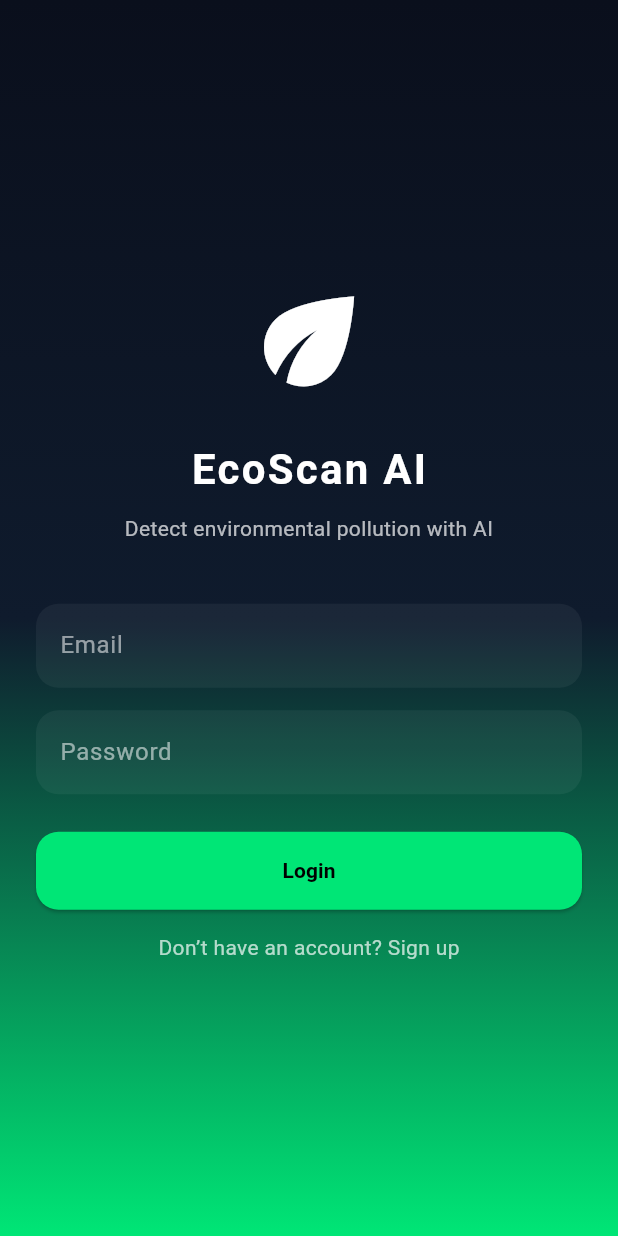
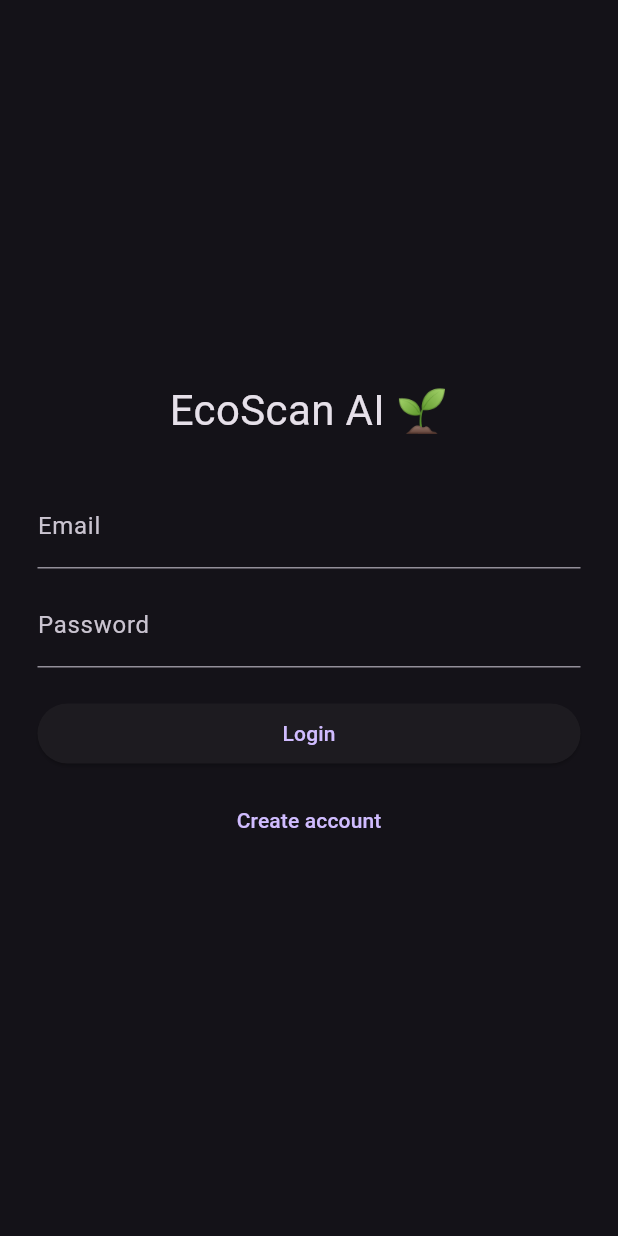
Before and after one commit to Juanp-lucero/ecoscan_IA, a Flutter app: the HomeScreen screen opened directly, item 2 of the bottom bar chosen, after a tap on the "logout" icon, on a phone screen of 412 x 824 dp. Run offline on Flutter 3.47's test engine with Material 3 defaults, Android fonts, the light colour scheme and no system bars; our stand-ins replace flutter_riverpod, geolocator, google_maps_flutter, image_picker, supabase_flutter; accounts and stored records are empty.

Commit message:
editanto inicio de sesion

```diff
--- a/lib/screens/home_screen.dart
+++ b/lib/screens/home_screen.dart
@@ -1,8 +1,9 @@
 import 'package:flutter/material.dart';
-import 'map_screen.dart';
-import 'dashboard_screen.dart';
+import '../services/auth_service.dart';
 import 'login_screen.dart';
 import 'report_screen.dart';
+import 'dashboard_screen.dart';
+import 'map_screen.dart';
 
 class HomeScreen extends StatefulWidget {
   const HomeScreen({super.key});
@@ -12,63 +13,66 @@ class HomeScreen extends StatefulWidget {
 }
 
 class _HomeScreenState extends State<HomeScreen> {
-  int index = 0;
+  int currentIndex = 0;
 
   final screens = [
+    const ReportScreen(),
     const MapScreen(),
     const DashboardScreen(),
   ];
-
-  void _goToReport() {
-    Navigator.push(
-      context,
-      MaterialPageRoute(builder: (_) => const ReportScreen()),
-    );
-  }
 
   @override
   Widget build(BuildContext context) {
     return Scaffold(
       appBar: AppBar(
         title: const Text("EcoScan AI 🌱"),
+        centerTitle: true,
+        backgroundColor: Colors.black,
         actions: [
           IconButton(
-            icon: const Icon(Icons.logout),
-            onPressed: () {
+            icon: const Icon(Icons.logout, color: Colors.greenAccent),
+            onPressed: () async {
+              await AuthService().signOut();
+
               Navigator.pushReplacement(
                 context,
-                MaterialPageRoute(
-                  builder: (_) => const LoginScreen(),
-                ),
+                MaterialPageRoute(builder: (_) => const LoginScreen()),
               );
             },
           )
         ],
       ),
-      body: screens[index],
 
-      // ✅ BOTÓN FLOTANTE
-      floatingActionButton: FloatingActionButton(
-        onPressed: _goToReport,
-        backgroundColor: const Color(0xFF00E676),
-        child: const Icon(Icons.camera_alt, color: Colors.black),
+      body: screens[currentIndex],
+
+      bottomNavigationBar: Container(
+        decoration: const BoxDecoration(
+          color: Colors.black,
+          boxShadow: [
+            BoxShadow(color: Colors.greenAccent, blurRadius: 10)
+          ],
         ),
-
-      bottomNavigationBar: BottomNavigationBar(
-        currentIndex: index,
-        onTap: (value) {
-          setState(() => index = value);
-        },
+        child: BottomNavigationBar(
+          backgroundColor: Colors.black,
+          selectedItemColor: Colors.greenAccent,
+          unselectedItemColor: Colors.grey,
+          currentIndex: currentIndex,
+          onTap: (index) => setState(() => currentIndex = index),
           items: const [
+            BottomNavigationBarItem(
+              icon: Icon(Icons.camera_alt),
+              label: "Scan",
+            ),
             BottomNavigationBarItem(
               icon: Icon(Icons.map),
               label: "Map",
             ),
             BottomNavigationBarItem(
               icon: Icon(Icons.bar_chart),
-            label: "Dashboard",
+              label: "Stats",
             ),
           ],
+        ),
       ),
     );
   }
--- a/lib/screens/login_screen.dart
+++ b/lib/screens/login_screen.dart
@@ -1,135 +1,143 @@
 import 'package:flutter/material.dart';
+import '../services/auth_service.dart';
 import 'home_screen.dart';
 
-class LoginScreen extends StatelessWidget {
+class LoginScreen extends StatefulWidget {
   const LoginScreen({super.key});
 
-  void _login(BuildContext context) {
-    Navigator.pushReplacement(
-      context,
-      MaterialPageRoute(builder: (_) => const HomeScreen()),
-    );
+  @override
+  State<LoginScreen> createState() => _LoginScreenState();
+}
+
+class _LoginScreenState extends State<LoginScreen> {
+  final emailController = TextEditingController();
+  final passwordController = TextEditingController();
+
+  final _formKey = GlobalKey<FormState>();
+
+  bool isLogin = true;
+  bool isLoading = false;
+
+  final auth = AuthService();
+
+  // 🔐 VALIDACIONES
+  String? validateEmail(String? value) {
+    if (value == null || value.isEmpty) {
+      return "Falta ingresar el email";
+    }
+    if (!value.contains("@")) {
+      return "Email inválido";
+    }
+    return null;
+  }
+
+  String? validatePassword(String? value) {
+    if (value == null || value.isEmpty) {
+      return "Falta ingresar la contraseña";
+    }
+    if (value.length < 6) {
+      return "Mínimo 6 caracteres";
+    }
+    return null;
+  }
+
+  Future<void> _submit() async {
+    // 🚨 VALIDAR FORM
+    if (!_formKey.currentState!.validate()) return;
+
+    final email = emailController.text.trim();
+    final password = passwordController.text.trim();
+
+    setState(() => isLoading = true);
+
+    try {
+      if (isLogin) {
+        await auth.signIn(email, password);
+      } else {
+        await auth.signUp(email, password);
+      }
+
+      Navigator.pushReplacement(
+        context,
+        MaterialPageRoute(builder: (_) => const HomeScreen()),
+      );
+    } catch (e) {
+      String message = "Error inesperado";
+
+      if (e.toString().contains("Invalid login credentials")) {
+        message = "Correo o contraseña incorrectos";
+      } else if (e.toString().contains("User already registered")) {
+        message = "El usuario ya existe";
+      } else if (e.toString().contains("rate limit")) {
+        message = "Demasiados intentos, espera un momento";
+      }
+
+      ScaffoldMessenger.of(context).showSnackBar(
+        SnackBar(content: Text(message)),
+      );
+    } finally {
+      setState(() => isLoading = false);
+    }
   }
 
   @override
   Widget build(BuildContext context) {
     return Scaffold(
-      body: Container(
-        width: double.infinity,
-        height: double.infinity,
-        decoration: const BoxDecoration(
-          gradient: LinearGradient(
-            colors: [
-              Color(0xFF0A0F1C),
-              Color(0xFF0F1B2D),
-              Color(0xFF00E676),
-            ],
-            begin: Alignment.topCenter,
-            end: Alignment.bottomCenter,
-          ),
-        ),
-        child: SafeArea(
-          child: Padding(
-            padding: const EdgeInsets.symmetric(horizontal: 24),
+      body: Padding(
+        padding: const EdgeInsets.all(25),
+        child: Center(
+          child: Form(
+            key: _formKey,
             child: Column(
-              mainAxisAlignment: MainAxisAlignment.center,
+              mainAxisSize: MainAxisSize.min,
               children: [
-                // 🌱 Logo
-                const Icon(
-                  Icons.eco,
-                  size: 90,
-                  color: Colors.white,
+                const Text(
+                  "EcoScan AI 🌱",
+                  style: TextStyle(fontSize: 28),
+                ),
+
+                const SizedBox(height: 30),
+
+                // 📧 EMAIL
+                TextFormField(
+                  controller: emailController,
+                  decoration: const InputDecoration(labelText: "Email"),
+                  validator: validateEmail,
+                ),
+
+                const SizedBox(height: 10),
+
+                // 🔐 PASSWORD
+                TextFormField(
+                  controller: passwordController,
+                  obscureText: true,
+                  decoration: const InputDecoration(labelText: "Password"),
+                  validator: validatePassword,
                 ),
 
                 const SizedBox(height: 20),
 
-                // Title
-                const Text(
-                  "EcoScan AI",
-                  style: TextStyle(
-                    fontSize: 28,
-                    fontWeight: FontWeight.bold,
-                    color: Colors.white,
-                    letterSpacing: 1.5,
+                // 🔘 BOTÓN
+                SizedBox(
+                  width: double.infinity,
+                  child: ElevatedButton(
+                    onPressed: _submit,
+                    child: isLoading
+                        ? const CircularProgressIndicator()
+                        : Text(isLogin ? "Login" : "Register"),
                   ),
                 ),
 
                 const SizedBox(height: 10),
 
-                const Text(
-                  "Detect environmental pollution with AI",
-                  style: TextStyle(
-                    color: Colors.white70,
-                    fontSize: 14,
-                  ),
-                  textAlign: TextAlign.center,
-                ),
-
-                const SizedBox(height: 40),
-
-                // Email Field
-                TextField(
-                  style: const TextStyle(color: Colors.white),
-                  decoration: InputDecoration(
-                    hintText: "Email",
-                    hintStyle: const TextStyle(color: Colors.white54),
-                    filled: true,
-                    fillColor: Colors.white.withOpacity(0.05),
-                    border: OutlineInputBorder(
-                      borderRadius: BorderRadius.circular(15),
-                      borderSide: BorderSide.none,
-                    ),
-                  ),
-                ),
-
-                const SizedBox(height: 15),
-
-                // Password Field
-                TextField(
-                  obscureText: true,
-                  style: const TextStyle(color: Colors.white),
-                  decoration: InputDecoration(
-                    hintText: "Password",
-                    hintStyle: const TextStyle(color: Colors.white54),
-                    filled: true,
-                    fillColor: Colors.white.withOpacity(0.05),
-                    border: OutlineInputBorder(
-                      borderRadius: BorderRadius.circular(15),
-                      borderSide: BorderSide.none,
-                    ),
-                  ),
-                ),
-
-                const SizedBox(height: 25),
-
-                // Login Button
-                SizedBox(
-                  width: double.infinity,
-                  child: ElevatedButton(
-                    onPressed: () => _login(context),
-                    style: ElevatedButton.styleFrom(
-                      backgroundColor: const Color(0xFF00E676),
-                      padding: const EdgeInsets.symmetric(vertical: 16),
-                      shape: RoundedRectangleBorder(
-                        borderRadius: BorderRadius.circular(15),
-                      ),
-                    ),
-                    child: const Text(
-                      "Login",
-                      style: TextStyle(
-                        color: Colors.black,
-                        fontWeight: FontWeight.bold,
-                      ),
-                    ),
-                  ),
-                ),
-
-                const SizedBox(height: 15),
-
-                // Fake register text
-                const Text(
-                  "Don’t have an account? Sign up",
-                  style: TextStyle(color: Colors.white70),
+                // 🔁 CAMBIAR MODO
+                TextButton(
+                  onPressed: () {
+                    setState(() => isLogin = !isLogin);
+                  },
+                  child: Text(isLogin
+                      ? "Create account"
+                      : "Already have an account?"),
                 ),
               ],
             ),
--- a/lib/screens/map_screen.dart
+++ b/lib/screens/map_screen.dart
@@ -1,76 +1,51 @@
 import 'package:flutter/material.dart';
-import 'package:flutter_riverpod/flutter_riverpod.dart';
 import 'package:google_maps_flutter/google_maps_flutter.dart';
-import '../providers/pollution_provider.dart';
+import 'package:geolocator/geolocator.dart';
 
-class MapScreen extends ConsumerWidget {
+class MapScreen extends StatefulWidget {
   const MapScreen({super.key});
 
   @override
-  Widget build(BuildContext context, WidgetRef ref) {
-    final pollution = ref.watch(pollutionProvider);
+  State<MapScreen> createState() => _MapScreenState();
+}
 
-    final zone = "zone_1";
-    final notifier = ref.read(pollutionProvider.notifier);
+class _MapScreenState extends State<MapScreen> {
+  LatLng initialPosition = const LatLng(6.2442, -75.5812); // Medellín default
 
-    final level = notifier.getZoneLevel(zone);
-    final isCritical = notifier.isCriticalZone(zone);
+  @override
+  void initState() {
+    super.initState();
+    _getLocation();
+  }
 
-    Color zoneColor;
-    if (level == "high") {
-      zoneColor = Colors.red;
-    } else if (level == "medium") {
-      zoneColor = Colors.orange;
-    } else {
-      zoneColor = Colors.green;
+  Future<void> _getLocation() async {
+    bool serviceEnabled = await Geolocator.isLocationServiceEnabled();
+    if (!serviceEnabled) return;
+
+    LocationPermission permission = await Geolocator.checkPermission();
+
+    if (permission == LocationPermission.denied) {
+      permission = await Geolocator.requestPermission();
     }
 
-    return Stack(
-      children: [
-        GoogleMap(
-          initialCameraPosition: const CameraPosition(
-            target: LatLng(6.2442, -75.5812),
-            zoom: 14,
-          ),
-        ),
+    if (permission == LocationPermission.deniedForever) return;
 
-        // 🔥 ALERTA
-        if (isCritical)
-          Positioned(
-            top: 50,
-            left: 20,
-            right: 20,
-            child: Container(
-              padding: const EdgeInsets.all(12),
-              decoration: BoxDecoration(
-                color: Colors.red.withOpacity(0.9),
-                borderRadius: BorderRadius.circular(10),
-              ),
-              child: const Text(
-                "⚠ High risk pollution zone",
-                style: TextStyle(color: Colors.white),
-                textAlign: TextAlign.center,
-              ),
-            ),
-          ),
+    final pos = await Geolocator.getCurrentPosition();
 
-        // 🔥 INDICADOR DE NIVEL
-        Positioned(
-          bottom: 30,
-          left: 20,
-          child: Container(
-            padding: const EdgeInsets.all(10),
-            decoration: BoxDecoration(
-              color: zoneColor,
-              borderRadius: BorderRadius.circular(10),
-            ),
-            child: Text(
-              "Zone Level: $level",
-              style: const TextStyle(color: Colors.white),
-            ),
-          ),
-        ),
-      ],
+    setState(() {
+      initialPosition = LatLng(pos.latitude, pos.longitude);
+    });
+  }
+
+  @override
+  Widget build(BuildContext context) {
+    return GoogleMap(
+      initialCameraPosition: CameraPosition(
+        target: initialPosition,
+        zoom: 15,
+      ),
+      myLocationEnabled: true,
+      myLocationButtonEnabled: true,
     );
   }
 }
--- /dev/null
+++ b/lib/services/auth_service.dart
@@ -0,0 +1,29 @@
+import 'package:supabase_flutter/supabase_flutter.dart';
+
+class AuthService {
+  final supabase = Supabase.instance.client;
+
+  // 🔐 REGISTRO
+  Future<AuthResponse> signUp(String email, String password) async {
+    return await supabase.auth.signUp(
+      email: email,
+      password: password,
+    );
+  }
+
+  // 🔓 LOGIN
+  Future<AuthResponse> signIn(String email, String password) async {
+    return await supabase.auth.signInWithPassword(
+      email: email,
+      password: password,
+    );
+  }
+
+  // 🚪 LOGOUT
+  Future<void> signOut() async {
+    await supabase.auth.signOut();
+  }
+
+  // 👤 USUARIO ACTUAL
+  User? get currentUser => supabase.auth.currentUser;
+}
--- a/pubspec.yaml
+++ b/pubspec.yaml
@@ -17,7 +17,7 @@ dependencies:
   geolocator: ^10.0.0
   google_maps_flutter: ^2.5.0
   flutter_riverpod: ^2.0.0
-  http: ^1.0.0
+  http: ^1.1.0
   hive: ^2.2.3
   hive_flutter: ^1.1.0
   fl_chart: ^0.65.0
```
Also changed, not shown: lib/main.dart (+14 -5 lines), lib/screens/report_screen.dart (+38 -36 lines), lib/services/ai_service.dart (+70 -7 lines), 1 other file. Lines whose indentation alone changed are shown as unchanged.
